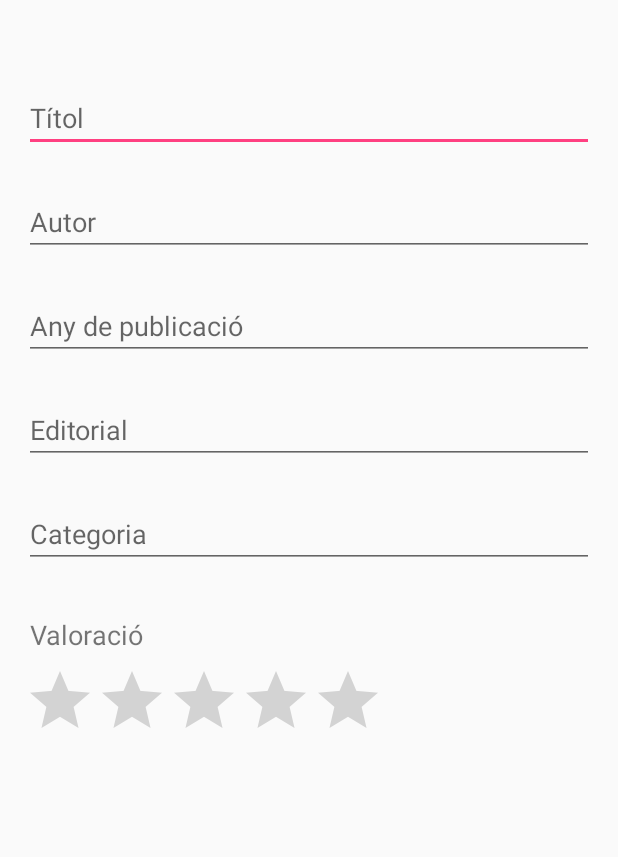
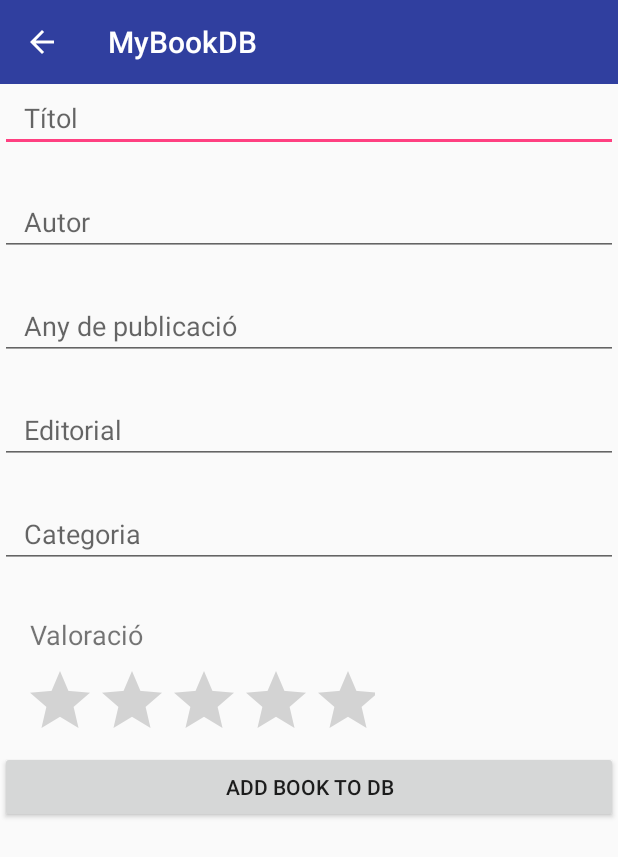
Before and after one commit to MNXANL/OpenBook, an Android app: the NewActivity screen opened directly, with no data from a screen before it, on a phone screen of 412 x 824 dp. Shown: the top 857 px of the screen. Run offline under Robolectric (Android 15) with nearby library versions, the phone set to English and light mode, and no system bars.

Commit message:
Now with some of Marta's magic hacks

```diff
--- a/app/src/main/java/com/example/pr_idi/mydatabaseexample/Activity_Item.java
+++ b/app/src/main/java/com/example/pr_idi/mydatabaseexample/Activity_Item.java
@@ -8,10 +8,11 @@ import android.widget.TextView;
 
 /*Mostra un elem del recycler view resultat d'haver fet clic (sense permisos de modificació)*/
 public class Activity_Item extends AppCompatActivity {
-    private TextView t, autor, publisher, year, category;
-    private RatingBar val;
     @Override
     protected void onCreate(Bundle savedInstanceState) {
+        TextView t, autor, publisher, year, category;
+        RatingBar val;
+
         super.onCreate(savedInstanceState);
         setContentView(R.layout.activity_listed_item);
         t = (TextView) findViewById(R.id.titol);
--- a/app/src/main/java/com/example/pr_idi/mydatabaseexample/BookData.java
+++ b/app/src/main/java/com/example/pr_idi/mydatabaseexample/BookData.java
@@ -208,9 +208,9 @@ public class BookData {
     }
     public boolean ExistsTitle(String title) {
         String Query = "Select * from " + MySQLiteHelper.TABLE_BOOKS + " where " +
-                MySQLiteHelper.COLUMN_TITLE + " = ' " + title + " ' ; ";
+                MySQLiteHelper.COLUMN_TITLE + " = '" + title + "' ; ";
         Cursor cursor = database.rawQuery(Query, null);
-        if(cursor.getCount() <= 0){
+        if(cursor.getCount() == 0){
             cursor.close();
             return false;
         }
--- a/app/src/main/java/com/example/pr_idi/mydatabaseexample/NewActivity.java
+++ b/app/src/main/java/com/example/pr_idi/mydatabaseexample/NewActivity.java
@@ -7,6 +7,7 @@ import android.support.v7.widget.Toolbar;
 import android.view.View;
 import android.widget.EditText;
 import android.widget.RatingBar;
+import android.widget.Toast;
 
 public class NewActivity extends AppCompatActivity {
     private EditText titol = null;
@@ -30,16 +31,10 @@ public class NewActivity extends AppCompatActivity {
 
 
         toolbar = (Toolbar) findViewById(R.id.tbar);
+        setTitle("MyBookDB | New Book"); //Esto por alguna razón no pasa
         setSupportActionBar(toolbar);
-        setTitle("New Activity");
+        getSupportActionBar().setDisplayHomeAsUpEnabled(true); //botó undo
 
-        /*ActionBar mActionBar = getActionBar();
-        mActionBar.setDisplayShowHomeEnabled(false);
-        mActionBar.setDisplayShowTitleEnabled(false);
-        LayoutInflater mInflater = LayoutInflater.from(this);
-        View mCustomView = mInflater.inflate(R.layout.activity_new_item, null);
-        mActionBar.setCustomView(mCustomView);
-        mActionBar.setDisplayShowCustomEnabled(true);*/
 
         //si tornem d'una altra activitat restaurem l'estat
         if(savedInstanceState != null){
@@ -56,15 +51,23 @@ public class NewActivity extends AppCompatActivity {
             Float f = savedInstanceState.getFloat("star");
             star.setRating(f);
         }
-        getSupportActionBar().setDisplayHomeAsUpEnabled(true); //botó undo
     }
 
     public void onClick(View view) {
         switch (view.getId()) {
             case R.id.ncat: //si cliquem a categoria ens canviem d'activitat
                 Intent categories = new Intent(NewActivity.this, llista_categoria.class);
+                startActivity(categories);
                 break;
+            /*case R.id.NewBookButton: //Pulsar botón para añadir el libro a la BD
+                addBooks();
+                break;*/
         }
+    }
+
+    private void addBooks() {
+
+        Toast.makeText(getApplicationContext(), "The book <" + titol + "> has been added." ,Toast.LENGTH_SHORT);
     }
 
     @Override   //guardem l'estat dels altres camps emplenats
--- a/app/src/main/res/layout/activity_new_item.xml
+++ b/app/src/main/res/layout/activity_new_item.xml
@@ -3,19 +3,20 @@
     xmlns:tools="http://schemas.android.com/tools"
     android:id="@+id/activity_main2"
     android:layout_width="match_parent"
-    android:layout_height="match_parent"
+    android:layout_height="wrap_content"
     android:paddingBottom="@dimen/activity_vertical_margin"
-    android:paddingLeft="@dimen/activity_horizontal_margin"
-    android:paddingRight="@dimen/activity_horizontal_margin"
-    android:paddingTop="?attr/actionBarSize"
     android:orientation="vertical"
     tools:context="com.example.pr_idi.mydatabaseexample.Activity_Item">
 
 
-
+    <include layout="@layout/toolbar"
+        android:layout_width="match_parent"
+        android:layout_height="wrap_content" />
 
     <EditText
         android:id="@+id/ntitol"
+        android:paddingLeft="@dimen/activity_horizontal_margin"
+        android:paddingRight="@dimen/activity_horizontal_margin"
         android:textSize="18sp"
         android:layout_width="match_parent"
         android:layout_height="wrap_content"
@@ -23,6 +24,8 @@
         android:hint="@string/titol"/>
     <EditText
         android:id="@+id/nautor"
+        android:paddingLeft="@dimen/activity_horizontal_margin"
+        android:paddingRight="@dimen/activity_horizontal_margin"
         android:textSize="18sp"
         android:layout_width="match_parent"
         android:layout_height="wrap_content"
@@ -30,6 +33,8 @@
         android:hint="@string/autor"/>
     <EditText
         android:id="@+id/nyear"
+        android:paddingLeft="@dimen/activity_horizontal_margin"
+        android:paddingRight="@dimen/activity_horizontal_margin"
         android:textSize="18sp"
         android:layout_width="match_parent"
         android:layout_height="wrap_content"
@@ -38,6 +43,8 @@
         android:inputType="number"/>
     <EditText
         android:id="@+id/npub"
+        android:paddingLeft="@dimen/activity_horizontal_margin"
+        android:paddingRight="@dimen/activity_horizontal_margin"
         android:textSize="18sp"
         android:layout_width="match_parent"
         android:layout_height="wrap_content"
@@ -45,6 +52,8 @@
         android:hint="@string/editorial" />
     <EditText
         android:id="@+id/ncat"
+        android:paddingLeft="@dimen/activity_horizontal_margin"
+        android:paddingRight="@dimen/activity_horizontal_margin"
         android:textSize="18sp"
         android:layout_width="match_parent"
         android:layout_height="wrap_content"
@@ -53,6 +62,8 @@
 
     <TextView
         android:id="@+id/nval"
+        android:paddingLeft="@dimen/activity_horizontal_margin"
+        android:paddingRight="@dimen/activity_horizontal_margin"
         android:paddingTop="8dp"
         android:textSize="18sp"
         android:text="@string/val"
@@ -63,10 +74,21 @@
 
     <RatingBar
         android:id="@+id/ratingBar"
-        android:layout_width="wrap_content"
-        android:layout_height="wrap_content"
+        android:paddingLeft="@dimen/activity_horizontal_margin"
+        android:paddingRight="@dimen/activity_horizontal_margin"
+        android:layout_width="266dp"
+        android:layout_height="match_parent"
         android:numStars="5"
         android:stepSize="1.0" />
 
+    <Button
+        android:text="Add Book to DB"
+        android:paddingLeft="@dimen/activity_horizontal_margin"
+        android:paddingRight="@dimen/activity_horizontal_margin"
+        android:layout_width="match_parent"
+        android:layout_height="wrap_content"
+        android:id="@+id/ConfirmNewButton"
+        android:onClick="onClick" />
+
 
 </LinearLayout>
--- a/app/src/main/res/values/strings.xml
+++ b/app/src/main/res/values/strings.xml
@@ -16,4 +16,5 @@
     <string name="drawer_open">Open navigation drawer</string>
     <string name="drawer_close">Close navigation drawer</string>
     <string name="title_activity_first_fragment">FirstFragment</string>
+    <string name="num">5</string>
 </resources>
```
Also changed, not shown: app/src/main/AndroidManifest.xml (+5 -5 lines), app/src/main/java/com/example/pr_idi/mydatabaseexample/ItemAdapter.java (+19 -26 lines), app/src/main/java/com/example/pr_idi/mydatabaseexample/MainActivity.java (+15 -15 lines), app/src/main/java/com/example/pr_idi/mydatabaseexample/SecondFragment.java (added, +16 -0 lines), app/src/main/res/layout/activity_listed_item.xml (+45 -45 lines), app/src/main/res/layout/nav_second_fragment.xml (added, +22 -0 lines).
